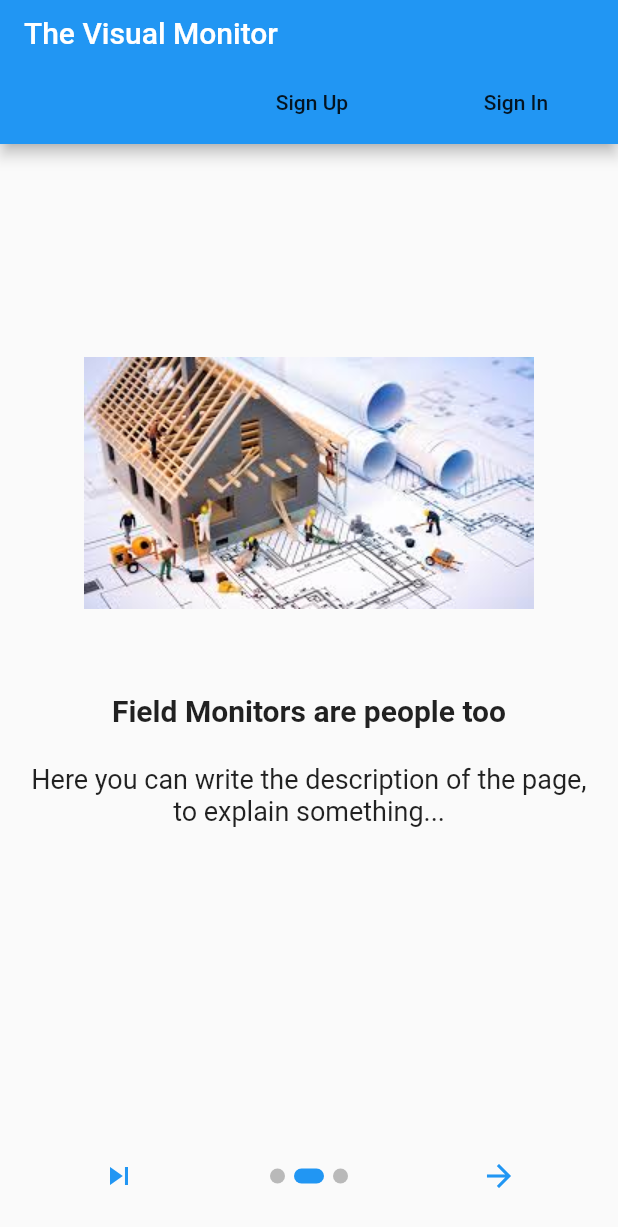
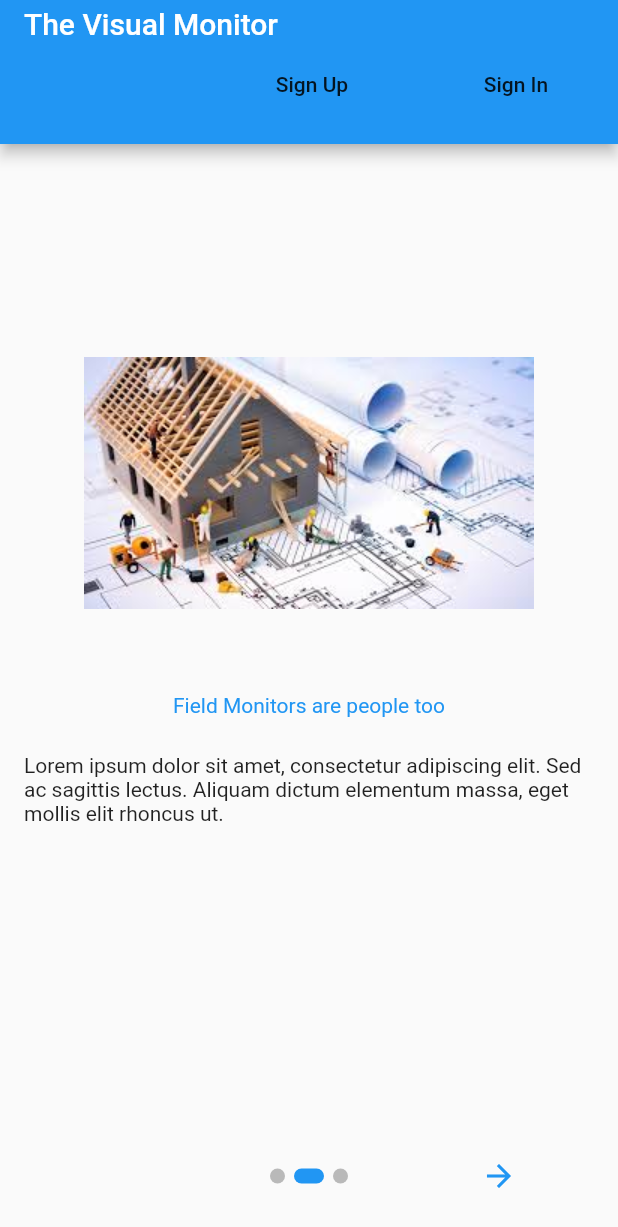
Before and after one commit to malengatiger/monitormain, a Flutter app: the screen it shows after launch, after a tap on the "arrow forward" icon, on a phone screen of 412 x 824 dp. Shown: the top 1227 px of the screen. Run offline on Flutter 3.47's test engine with Material 2 defaults, Android fonts, the light colour scheme and no system bars; drawn by our look-alikes of introduction_screen; our stand-ins replace firebase_core, page_transition, responsive_builder, url_launcher_web, video_player_web; missing offline and left inert: cloud_firestore_web, firebase_auth_web, firebase_core_web, monitorlibrary, shared_preferences_web; accounts and stored records are empty.

Commit message:
🔆  refactored intro

```diff
--- a/lib/generated_plugin_registrant.dart
+++ b/lib/generated_plugin_registrant.dart
@@ -9,6 +9,7 @@ import 'package:cloud_firestore_web/cloud_firestore_web.dart';
 import 'package:firebase_auth_web/firebase_auth_web.dart';
 import 'package:firebase_core_web/firebase_core_web.dart';
 import 'package:shared_preferences_web/shared_preferences_web.dart';
+import 'package:url_launcher_web/url_launcher_web.dart';
 import 'package:video_player_web/video_player_web.dart';
 
 import 'package:flutter_web_plugins/flutter_web_plugins.dart';
@@ -19,6 +20,7 @@ void registerPlugins(PluginRegistry registry) {
   FirebaseAuthWeb.registerWith(registry.registrarFor(FirebaseAuthWeb));
   FirebaseCoreWeb.registerWith(registry.registrarFor(FirebaseCoreWeb));
   SharedPreferencesPlugin.registerWith(registry.registrarFor(SharedPreferencesPlugin));
+  UrlLauncherPlugin.registerWith(registry.registrarFor(UrlLauncherPlugin));
   VideoPlayerPlugin.registerWith(registry.registrarFor(VideoPlayerPlugin));
   registry.registerMessageHandler();
 }
--- a/lib/ui/intro/intro_main.dart
+++ b/lib/ui/intro/intro_main.dart
@@ -23,7 +23,11 @@ class _IntroMainState extends State<IntroMain> {
   @override
   void initState() {
     super.initState();
-    _checkUser();
+    if (widget.user == null) {
+      _checkUser();
+    } else {
+      user = widget.user;
+    }
   }
 
   void _checkUser() async {
--- a/lib/ui/intro/intro_mobile.dart
+++ b/lib/ui/intro/intro_mobile.dart
@@ -19,26 +19,58 @@ class _IntroMobileState extends State<IntroMobile>
     with SingleTickerProviderStateMixin {
   AnimationController _controller;
 
+  var lorem =
+      'Lorem ipsum dolor sit amet, consectetur adipiscing elit. Sed ac sagittis lectus. Aliquam dictum elementum massa, '
+      'eget mollis elit rhoncus ut.';
+
+  var mList = List<PageViewModel>();
+  void _buildPages(BuildContext context) {
     var page1 = PageViewModel(
-    title: "Welcome to The Visual Monitor",
-    body: "This app will help you monitor progress on any type of project ...",
+      titleWidget: Text(
+        "Welcome to The Visual Monitor",
+        style: TextStyle(
+            fontSize: Styles.medium, color: Theme.of(context).primaryColor),
+      ),
+      bodyWidget: Text(
+        "$lorem",
+        style: Styles.blackSmall,
+      ),
       image: Image.asset(
         "assets/intro/img1.jpeg",
         fit: BoxFit.cover,
       ),
     );
     var page2 = PageViewModel(
-    title: "Field Monitors are people too",
-    body:
-        "Here you can write the description of the page, to explain something...",
+      titleWidget: Text(
+        "Field Monitors are people too",
+        style: TextStyle(
+            fontSize: Styles.medium, color: Theme.of(context).primaryColor),
+      ),
+      bodyWidget: Text(
+        "$lorem",
+        style: Styles.blackSmall,
+      ),
       image: Image.asset("assets/intro/img2.jpeg", fit: BoxFit.cover),
     );
     var page3 = PageViewModel(
-    title: "Title of third page",
-    body:
-        "Here you can write the description of the page, to explain something...",
+      titleWidget: Text(
+        "Thank you for using VisualMonitor",
+        style: TextStyle(
+            fontSize: Styles.medium, color: Theme.of(context).primaryColor),
+      ),
+      bodyWidget: Text(
+        "$lorem",
+        style: Styles.blackSmall,
+      ),
       image: Image.asset("assets/intro/img3.jpg", fit: BoxFit.cover),
     );
+    mList.clear();
+    setState(() {
+      mList.add(page1);
+      mList.add(page2);
+      mList.add(page3);
+    });
+  }
 
   @override
   void initState() {
@@ -54,6 +86,9 @@ class _IntroMobileState extends State<IntroMobile>
 
   @override
   Widget build(BuildContext context) {
+    if (mList.isEmpty) {
+      _buildPages(context);
+    }
     return SafeArea(
       child: Scaffold(
         appBar: AppBar(
@@ -90,7 +125,7 @@ class _IntroMobileState extends State<IntroMobile>
                       )
                     : Text(widget.user.name),
                 SizedBox(
-                  height: 4,
+                  height: 16,
                 )
               ],
             ),
@@ -100,28 +135,33 @@ class _IntroMobileState extends State<IntroMobile>
         body: Stack(
           children: [
             IntroductionScreen(
-              pages: [page1, page2, page3],
+              pages: mList,
               onDone: () {
                 _navigateToDashboard(context);
               },
               onSkip: () {
                 _navigateToDashboard(context);
               },
-              showSkipButton: true,
+              showSkipButton: false,
               skip: const Icon(Icons.skip_next),
               next: const Icon(Icons.arrow_forward),
               done: widget.user == null
                   ? Container()
-                  : const Text("Done",
-                      style: TextStyle(fontWeight: FontWeight.w600)),
+                  : Text("Done",
+                      style: TextStyle(
+                        color: Theme.of(context).primaryColor,
+                        fontWeight: FontWeight.w600,
+                      )),
               dotsDecorator: DotsDecorator(
                 size: const Size.square(10.0),
                 activeSize: const Size(20.0, 10.0),
-                  activeColor: Theme.of(context).accentColor,
+                activeColor: Theme.of(context).primaryColor,
                 color: Colors.black26,
                 spacing: const EdgeInsets.symmetric(horizontal: 3.0),
                 activeShape: RoundedRectangleBorder(
-                      borderRadius: BorderRadius.circular(25.0))),
+                  borderRadius: BorderRadius.circular(25.0),
+                ),
+              ),
             ),
           ],
         ),
```
Also changed, not shown: lib/ui/dashboard/dashboard_main.dart (+10 -0 lines), lib/ui/dashboard/dashboard_mobile.dart (+125 -17 lines), lib/ui/setup/signup_mobile.dart (+44 -36 lines), assets/mapicons/freqchg.png (added), 3 other files. Lines whose indentation alone changed are shown as unchanged.
